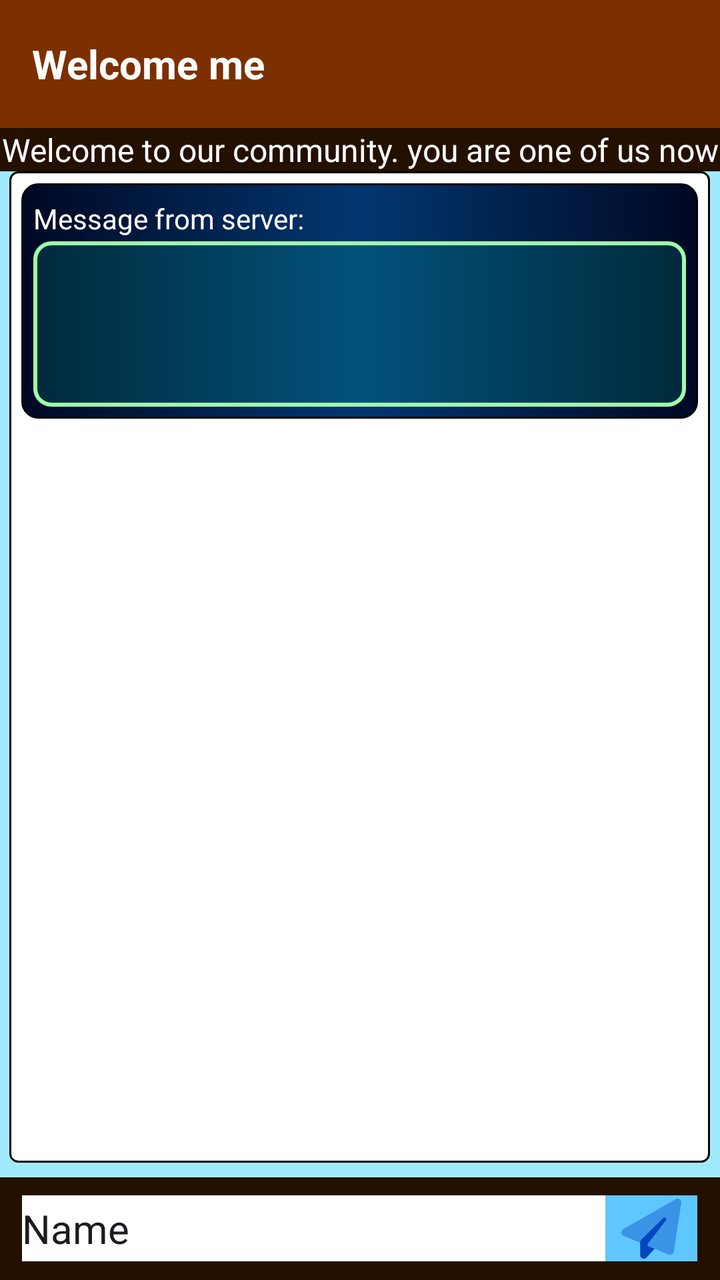
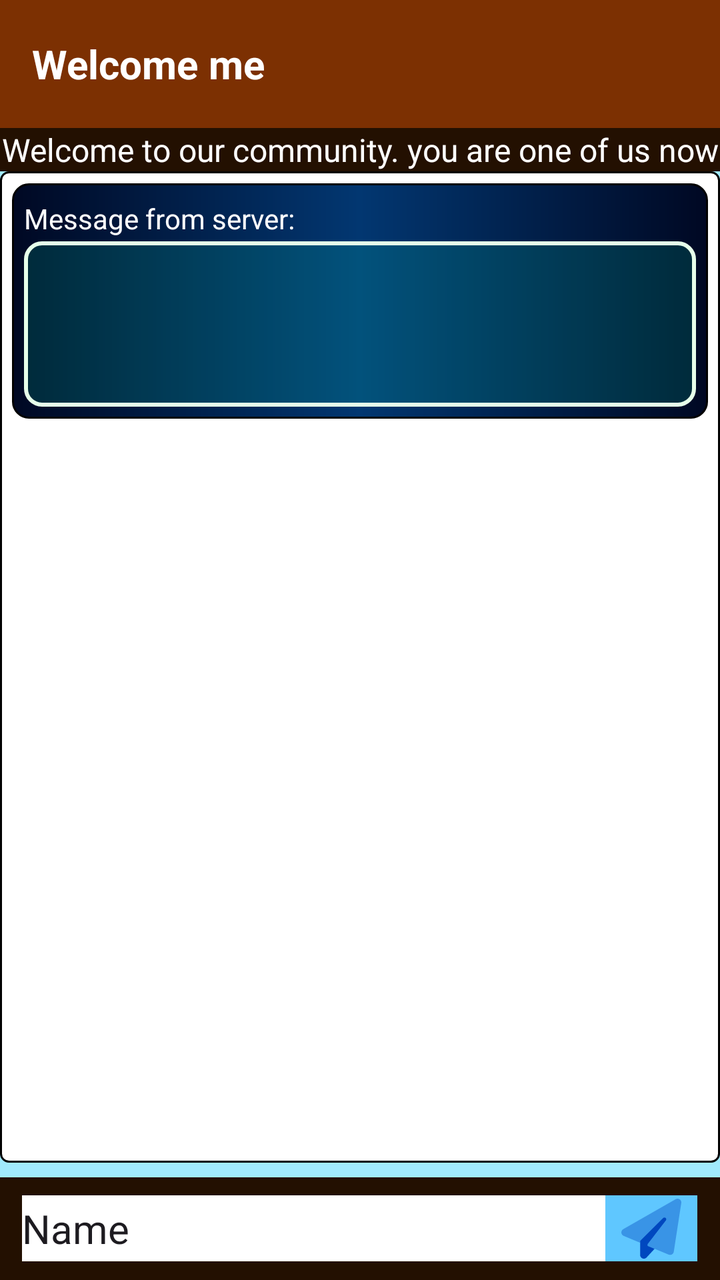

Compare the two renders of this Android layout. The source of the first and the diff that turns it into the second are given below.
<!-- AndroidManifest.xml: application theme Theme.EAndroid -->
<!-- res/layout/activity_main.xml -->
<?xml version="1.0" encoding="utf-8"?>
<LinearLayout xmlns:android="http://schemas.android.com/apk/res/android"
    xmlns:app="http://schemas.android.com/apk/res-auto"
    xmlns:tools="http://schemas.android.com/tools"
    android:layout_width="match_parent"
    android:layout_height="match_parent"
    android:background="#A1EAFD"
    android:gravity="center"
    android:orientation="vertical">


    <androidx.appcompat.widget.Toolbar
        android:id="@+id/toolbar"
        android:layout_width="match_parent"
        android:layout_height="wrap_content"
        android:background="@color/toolicolor"
        android:gravity="left|center_vertical"
        android:minHeight="?attr/actionBarSize"
        app:theme="@style/ToolbarTheme"
        app:titleTextColor="#FFFFFF">

        <TextView
            android:id="@+id/toolbarTextView3"
            android:layout_width="wrap_content"
            android:layout_height="wrap_content"
            android:ellipsize="end"
            android:gravity="left|center_vertical"
            android:maxLines="1"
            android:text="Welcome"
            android:textAppearance="@android:style/TextAppearance.WindowTitle"
            android:textSize="20sp"
            android:visibility="visible" />

        <Space
            android:layout_width="5dp"
            android:layout_height="match_parent" />

        <TextView
            android:id="@+id/toolbarTextView"
            android:layout_width="wrap_content"
            android:layout_height="wrap_content"
            android:layout_gravity="left"
            android:ellipsize="end"
            android:gravity="left|center_vertical"
            android:maxLines="1"
            android:text="me"
            android:textAppearance="@android:style/TextAppearance.WindowTitle"
            android:textSize="20sp"
            android:visibility="visible" />
    </androidx.appcompat.widget.Toolbar>

    <androidx.fragment.app.FragmentContainerView
        android:id="@+id/fragmentContainerView"
        android:layout_width="match_parent"
        android:layout_height="match_parent"
        android:visibility="gone" />

    <LinearLayout
        android:id="@+id/dialogPage"
        android:layout_width="match_parent"
        android:layout_height="match_parent"
        android:alpha="1"
        android:background="#FFEBEB"
        android:backgroundTint="#FDF7DB"
        android:backgroundTintMode="multiply"
        android:orientation="horizontal"
        android:visibility="gone">

        <Space
            android:layout_width="80dp"
            android:layout_height="match_parent"
            android:layout_weight="1" />

        <LinearLayout
            android:layout_width="match_parent"
            android:layout_height="match_parent"
            android:layout_weight="1"
            android:orientation="vertical">

            <Space
                android:layout_width="match_parent"
                android:layout_height="112dp" />

            <TextView
                android:id="@+id/vtxtDialogMsg"
                android:layout_width="match_parent"
                android:layout_height="wrap_content"
                android:textSize="20sp"
                android:textStyle="bold" />

            <Space
                android:layout_width="match_parent"
                android:layout_height="37dp" />

            <Button
                android:id="@+id/dialogOK"
                android:layout_width="match_parent"
                android:layout_height="wrap_content"
                android:text="OK" />

            <Space
                android:layout_width="match_parent"
                android:layout_height="50dp" />

            <TextView
                android:id="@+id/textView2"
                android:layout_width="match_parent"
                android:layout_height="wrap_content"
                android:text="OurArtAG copyright ©2023-2027 for OFAC users only"
                android:textAlignment="center"
                android:textSize="12sp" />

            <Space
                android:layout_width="match_parent"
                android:layout_height="15dp" />

            <TextView
                android:id="@+id/ourartaglink"
                android:layout_width="match_parent"
                android:layout_height="wrap_content"
                android:autoLink="web"
                android:text="https://www.ourartag.com"
                android:textAlignment="center"
                android:textSize="12sp" />

        </LinearLayout>

        <Space
            android:layout_width="80dp"
            android:layout_height="match_parent"
            android:layout_weight="1" />
    </LinearLayout>

    <LinearLayout
        android:layout_width="match_parent"
        android:layout_height="match_parent"
        android:orientation="vertical">

        <TextView
            android:id="@+id/mainAppStatus"
            android:layout_width="match_parent"
            android:layout_height="wrap_content"
            android:background="@color/header_footer_bg"
            android:text="Welcome to our community. you are one of us now"
            android:textAlignment="center"
            android:textColor="@color/white"
            android:textSize="16sp" />


        <LinearLayout
            android:layout_width="match_parent"
            android:layout_height="wrap_content"
            android:layout_weight="1"
            android:orientation="horizontal">

            <Space
                android:layout_width="wrap_content"
                android:layout_height="match_parent"
                android:layout_weight="0.02" />

            <LinearLayout
                android:layout_width="wrap_content"
                android:layout_height="match_parent"
                android:layout_weight="0.8"
                android:background="@drawable/my_custom_background"
                android:orientation="vertical"
                android:paddingTop="6dp"
                android:paddingBottom="6dp"
                android:paddingLeft="6dp"
                android:paddingRight="6dp">

                <LinearLayout
                    android:layout_width="match_parent"
                    android:layout_height="wrap_content"
                    android:background="@drawable/my_bg_1"
                    android:orientation="vertical"
                    android:paddingTop="6dp"
                    android:paddingBottom="6dp"
                    android:paddingLeft="6dp"
                    android:paddingRight="6dp">

                    <TextView
                        android:id="@+id/textView4"
                        android:layout_width="match_parent"
                        android:layout_height="wrap_content"
                        android:text="Message from server:"
                        android:paddingVertical="2dp"
                        android:textColor="@color/white" />

                    <TextView
                        android:id="@+id/txtResponotif"
                        android:layout_width="match_parent"
                        android:layout_height="wrap_content"
                        android:background="@drawable/my_bg_2"
                        android:minLines="4"
                        android:paddingHorizontal="6dp"
                        android:paddingVertical="2dp"
                        android:textColor="@color/light_text1"
                        android:textSize="16sp"
                        android:textStyle="bold" />
                </LinearLayout>

                <LinearLayout
                    android:layout_width="match_parent"
                    android:layout_height="wrap_content"
                    android:orientation="vertical"></LinearLayout>
            </LinearLayout>

            <Space
                android:layout_width="wrap_content"
                android:layout_height="match_parent"
                android:layout_weight="0.02" />
        </LinearLayout>

        <Space
            android:layout_width="match_parent"
            android:layout_height="wrap_content"
            android:layout_weight="0.02" />

        <LinearLayout
            android:layout_width="match_parent"
            android:layout_height="wrap_content"
            android:layout_weight="0.05"
            android:background="@color/header_footer_bg"
            android:gravity="center"
            android:orientation="horizontal">

            <Space
                android:layout_width="wrap_content"
                android:layout_height="match_parent"
                android:layout_weight="0.1" />

            <EditText
                android:id="@+id/editTextText"
                android:layout_width="wrap_content"
                android:layout_height="33dp"
                android:layout_weight="0.5"
                android:background="#FFFFFF"
                android:ems="10"
                android:inputType="text"
                android:minHeight="25dp"
                android:text="Name"
                android:textSize="20sp"
                tools:ignore="TouchTargetSizeCheck" />

            <ImageButton
                android:id="@+id/imageButton"
                android:layout_width="35dp"
                android:layout_height="33dp"
                android:layout_weight="0.1"
                android:background="#5FC7FF"
                android:src="@drawable/paper_plane_30"
                android:tint="#0047BF" />

            <Space
                android:layout_width="wrap_content"
                android:layout_height="match_parent"
                android:layout_weight="0.1" />
        </LinearLayout>

    </LinearLayout>

</LinearLayout>
<!-- resources referenced by this layout -->
<resources>
  <color name="header_footer_bg">#231001</color>
  <color name="light_text1">#9DFFAB</color>
  <color name="toolicolor">#7C3002</color>
  <color name="white">#FFFFFFFF</color>
  <!-- drawable my_bg_1 (drawable) -->
  <shape xmlns:android="http://schemas.android.com/apk/res/android"
      android:shape="rectangle">
      <corners android:radius="8dp"/>
      <solid android:color="#041D67" />
      <stroke
          android:width="1dp"
          android:color="@android:color/black"/>
      <gradient
          android:angle="180"
          android:centerX="0.5"
          android:centerY="0.5"
          android:centerColor="@color/dark_bg2"
          android:endColor="@color/dark_bg3"
          android:gradientRadius="0"
          android:startColor="@color/dark_bg3"
          android:type="linear"
      android:useLevel="true"/>
  
  
  </shape>
  <!-- drawable my_bg_2 (drawable) -->
  <shape xmlns:android="http://schemas.android.com/apk/res/android"
      android:shape="rectangle">
      <corners android:radius="8dp"/>
      <solid android:color="#2200FFC4" />
      <stroke
          android:width="2dp"
          android:color="@color/light_text1"/>
  
  
  
  </shape>
  <!-- drawable my_custom_background (drawable) -->
  <shape xmlns:android="http://schemas.android.com/apk/res/android"
      android:shape="rectangle">
      <corners
          android:radius="4dp"
          android:topRightRadius="4dp"
          android:bottomRightRadius="4dp"
          android:bottomLeftRadius="4dp" />
      <solid android:color="#ffffff" />
      <stroke
          android:width="1dp"
          android:color="@android:color/black"/>
  </shape>
  <!-- drawable paper_plane_30 (drawable) -->
  <vector android:height="30dp" android:viewportHeight="512"
      android:viewportWidth="512" android:width="30dp" xmlns:android="http://schemas.android.com/apk/res/android">
      <path android:fillAlpha="0.4" android:fillColor="#FF000000"
          android:pathData="M498.1,5.6c10.1,7 15.4,19.1 13.5,31.2l-64,416c-1.5,9.7 -7.4,18.2 -16,23s-18.9,5.4 -28,1.6L224,402.7V389.4L380.7,185.8c5.2,-6.7 4.2,-16.4 -2.3,-21.9s-16.1,-5.1 -22,1.1L178.8,350.6l-14.1,14.1c-3,3 -4.7,7.1 -4.7,11.3l-28.3,-11.8 -112,-46.7C8.4,312.8 0.8,302.2 0.1,290s5.5,-23.7 16.1,-29.8l448,-256c10.7,-6.1 23.9,-5.5 34,1.4z" android:strokeAlpha="0.4"/>
      <path android:fillColor="#FF000000" android:pathData="M380.7,185.8c5.1,-6.7 4.2,-16.2 -2.1,-21.8s-15.9,-5.3 -21.9,0.7l-179,179 -13,13c-3,3 -4.7,7.1 -4.7,11.3v8,56 48c0,13.2 8.1,25 20.3,29.8s26.2,1.6 35.2,-8.1L284,427.7l-60,-25V389.4L380.7,185.8z"/>
  </vector>
  <style name="ToolbarTheme" parent="@style/ThemeOverlay.AppCompat.ActionBar">
          
          <item name="colorControlNormal">@color/white</item>
      </style>
  <style name="Theme.EAndroid" parent="Base.Theme.EAndroid" />
  <color name="dark_bg2">#023771</color>
  <color name="dark_bg3">#000823</color>
  <style name="Base.Theme.EAndroid" parent="Theme.Material3.DayNight.NoActionBar">
          
          
      </style>
</resources>

<!-- the commit's change to res/layout/activity_main.xml (unified diff, before → after) -->
@@ -203,7 +203,13 @@
                 <LinearLayout
                     android:layout_width="match_parent"
                     android:layout_height="wrap_content"
-                    android:orientation="vertical"></LinearLayout>
+                    android:orientation="vertical">
+
+                    <ListView
+                        android:id="@+id/main_list"
+                        android:layout_width="match_parent"
+                        android:layout_height="match_parent" />
+                </LinearLayout>
             </LinearLayout>
 
             <Space
@@ -244,7 +250,7 @@
                 tools:ignore="TouchTargetSizeCheck" />
 
             <ImageButton
-                android:id="@+id/imageButton"
+                android:id="@+id/sendBtn"
                 android:layout_width="35dp"
                 android:layout_height="33dp"
                 android:layout_weight="0.1"
<!-- resource entries referenced after the edit -->
@@ -1,7 +1,7 @@
 <!-- resources referenced by this layout -->
 <resources>
   <color name="header_footer_bg">#231001</color>
-  <color name="light_text1">#9DFFAB</color>
+  <color name="light_text1">#E6FFEA</color>
   <color name="toolicolor">#7C3002</color>
   <color name="white">#FFFFFFFF</color>
   <!-- drawable my_bg_1 (drawable) -->
